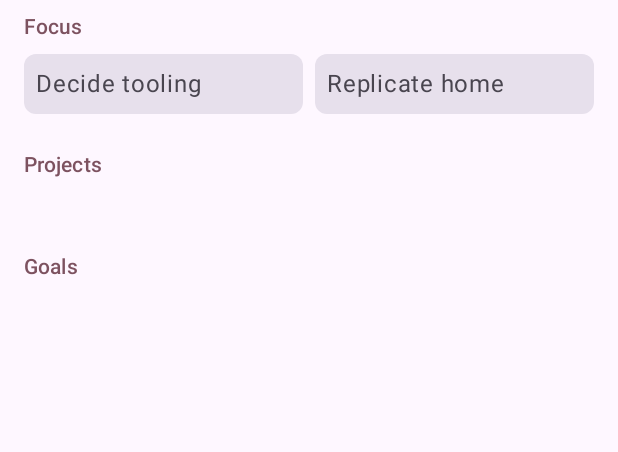
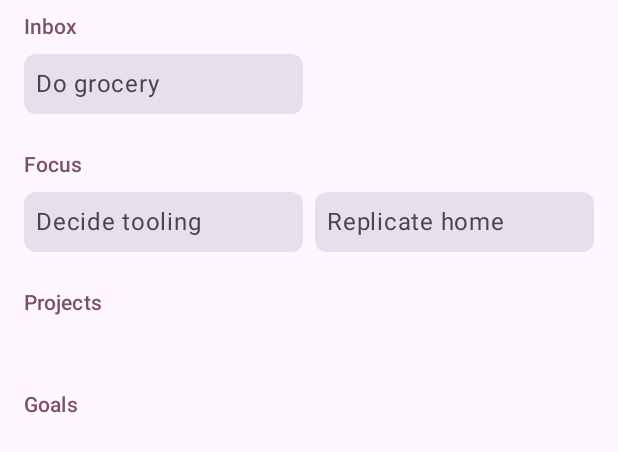
Before and after one commit to dbottillo/LifeOS, an Android app built with Jetpack Compose: the @Preview function HomeScreenPreview, on a phone screen of 412 x 824 dp. Shown: the top 452 px of the screen. Run offline under Robolectric (Android 15) with nearby library versions, the phone set to English and light mode, and no system bars; our stand-ins replace Dagger/Hilt's generated code.

Commit message:
Show inbox separate from focus in home screen

```diff
--- a/app/src/main/java/com/dbottillo/lifeos/feature/home/HomeScreen.kt
+++ b/app/src/main/java/com/dbottillo/lifeos/feature/home/HomeScreen.kt
@@ -48,6 +48,7 @@ fun HomeScreen(navController: NavController, viewModel: HomeViewModel) {
     val state = viewModel.homeState.collectAsStateWithLifecycle()
     HomeScreenContent(
         refreshing = state.value.refreshing,
+        inbox = state.value.inbox,
         top = state.value.focus,
         middle = state.value.projects,
         bottom = state.value.others,
@@ -72,6 +73,7 @@ fun LazyStaggeredGridScope.header(
 @Composable
 fun HomeScreenContent(
     refreshing: Boolean,
+    inbox: List<EntryContent>,
     top: List<EntryContent>,
     middle: List<EntryContent>,
     bottom: HomeStateBottom,
@@ -88,12 +90,28 @@ fun HomeScreenContent(
             verticalItemSpacing = 8.dp,
             horizontalArrangement = Arrangement.spacedBy(8.dp)
         ) {
+            if (inbox.isNotEmpty()) {
+                header {
+                    Text(
+                        text = "Inbox",
+                        style = MaterialTheme.typography.titleSmall,
+                        color = MaterialTheme.colorScheme.tertiary,
+                        modifier = Modifier.fillMaxWidth()
+                    )
+                }
+                inbox.forEach {
+                    item(key = it.id, contentType = CONTENT_TYPE_ENTRY) {
+                        Entry(content = it)
+                    }
+                }
+            }
             header {
                 Text(
                     text = "Focus",
                     style = MaterialTheme.typography.titleSmall,
                     color = MaterialTheme.colorScheme.tertiary,
                     modifier = Modifier.fillMaxWidth()
+                        .padding(top = if (inbox.isEmpty()) 0.dp else 16.dp)
                 )
             }
             top.forEach {
@@ -233,6 +251,13 @@ fun HomeScreenPreview() {
             Box(modifier = Modifier.padding(it)) {
                 HomeScreenContent(
                     refreshing = false,
+                    inbox = listOf(
+                        EntryContent(
+                            id = UUID.randomUUID().toString(),
+                            title = "Do grocery",
+                            url = "url",
+                        )
+                    ),
                     top = listOf(
                         EntryContent(
                             id = UUID.randomUUID().toString(),
```
Also changed, not shown: app/src/main/java/com/dbottillo/lifeos/feature/home/HomeViewModel.kt (+7 -2 lines), 1 other file.
